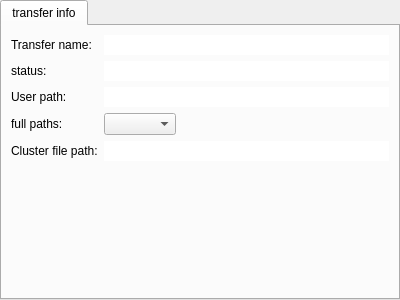
Old version of the form python/soma/workflow/gui/TransferInfo.ui in the repository populse/soma-workflow.
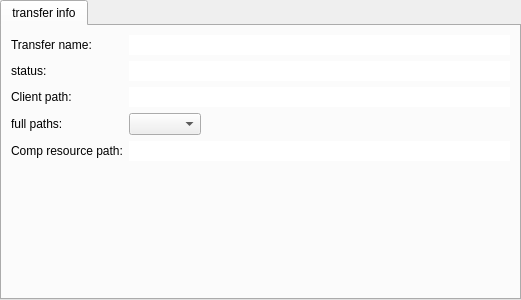
New version of the form.

Commit message: renaming "remote" to "client"

```diff
--- a/python/soma/workflow/gui/TransferInfo.ui
+++ b/python/soma/workflow/gui/TransferInfo.ui
@@ -6,7 +6,7 @@
    <rect>
     <x>0</x>
     <y>0</y>
-    <width>400</width>
+    <width>521</width>
     <height>300</height>
    </rect>
   </property>
@@ -41,7 +41,7 @@
     <item row="2" column="0">
      <widget class="QLabel" name="label_5">
       <property name="text">
-       <string>User path:</string>
+       <string>Client path:</string>
       </property>
      </widget>
     </item>
@@ -65,7 +65,7 @@
     <item row="4" column="0">
      <widget class="QLabel" name="label_7">
       <property name="text">
-       <string>Cluster file path:</string>
+       <string>Comp resource path:</string>
       </property>
      </widget>
     </item>
```
Left out of the diff: 6 changed lines with no effect on the pictures. The commit also changes 5 other files.
